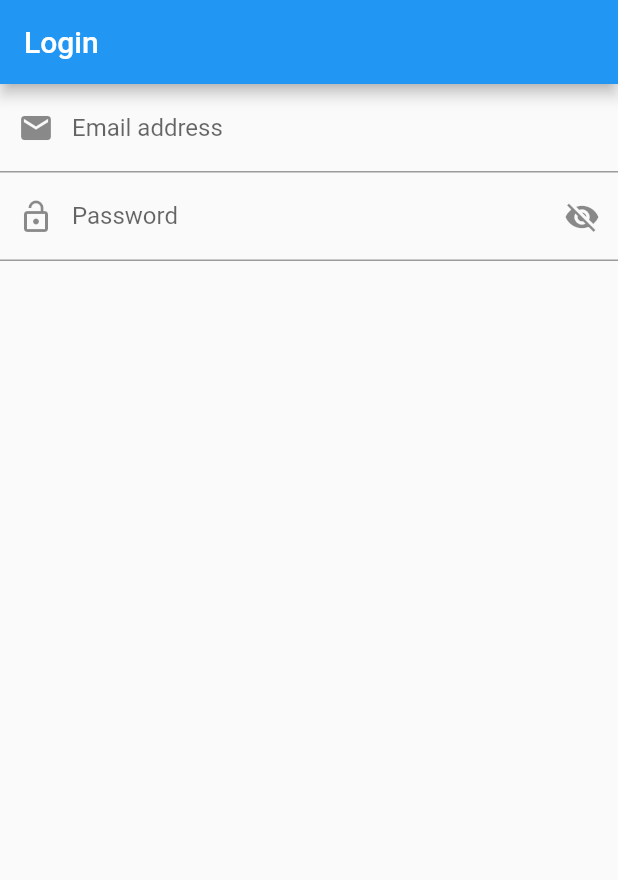
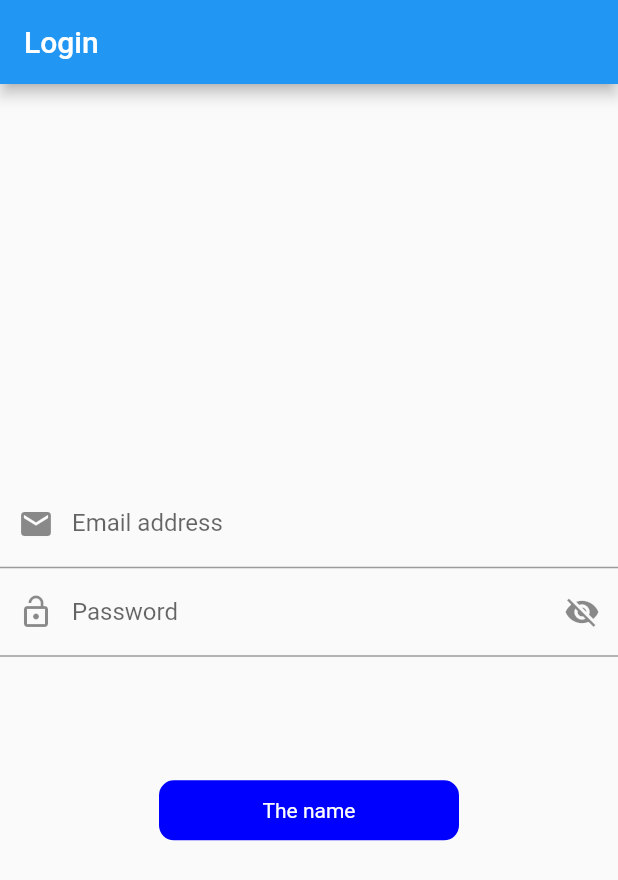
Before and after one commit to themaxsop/contact-manager, a Flutter app: the screen it shows after launch, on a phone screen of 412 x 824 dp. Shown: the top 880 px of the screen. Run offline on Flutter 3.47's test engine with Material 2 defaults, Android fonts, the phone set to English and light mode, and no system bars; our stand-ins replace another_flushbar, fluttertoast.

Commit message:
add button

```diff
--- a/lib/res/colors.dart
+++ b/lib/res/colors.dart
@@ -3,4 +3,7 @@ import 'package:flutter/material.dart';
 class AppColors {
   static const Color primary = Color(0xFF0000FF);
   static const Color secondary = Color(0xFFFFFFFF);
+
+  static const Color black = Color(0xFF000000);
+  static const Color white = Color(0xFFFFFFFF);
 }
--- a/lib/res/components/submit_button.dart
+++ b/lib/res/components/submit_button.dart
@@ -0,0 +1,34 @@
+import 'package:contact_app/res/colors.dart';
+import 'package:flutter/material.dart';
+
+class SubmitButton extends StatelessWidget {
+  final String title;
+  final bool loading;
+  final VoidCallback onPress;
+
+  const SubmitButton(
+      {super.key,
+      required this.title,
+      this.loading = false,
+      required this.onPress});
+
+  @override
+  Widget build(BuildContext context) {
+    return InkWell(
+      onTap: onPress,
+      child: Container(
+        height: 40,
+        width: 200,
+        decoration: BoxDecoration(
+          color: AppColors.primary,
+          borderRadius: BorderRadius.circular(10),
+        ),
+        child: Center(
+          child: loading
+              ? CircleAvatar()
+              : Text('The name', style: TextStyle(color: AppColors.white)),
+        ),
+      ),
+    );
+  }
+}
--- a/lib/view/login_screen.dart
+++ b/lib/view/login_screen.dart
@@ -1,3 +1,4 @@
+import 'package:contact_app/res/components/submit_button.dart';
 import 'package:contact_app/utils/routes/routes_name.dart';
 import 'package:contact_app/utils/utils.dart';
 import 'package:flutter/material.dart';
@@ -19,13 +20,30 @@ class _LoginScreenState extends State<LoginScreen> {
   FocusNode passwordFocusNode = FocusNode();
 
   @override
+  void dispose() {
+    // TODO: implement dispose
+    super.dispose();
+
+    _emailController.dispose();
+    _passwordController.dispose();
+
+    emailFocusNode.dispose();
+    passwordFocusNode.dispose();
+
+    _passwordVisibility.dispose();
+  }
+
+  @override
   Widget build(BuildContext context) {
+    final gap = MediaQuery.of(context).size.height;
+
     return Scaffold(
       appBar: AppBar(
         title: const Text("Login"),
       ),
       body: SafeArea(
         child: Column(
+          mainAxisAlignment: MainAxisAlignment.center,
           children: [
             TextFormField(
               controller: _emailController,
@@ -60,6 +78,24 @@ class _LoginScreenState extends State<LoginScreen> {
                 ),
               ),
             ),
+            SizedBox(
+              height: gap * 0.1,
+            ),
+            SubmitButton(
+              title: 'Login',
+              onPress: () {
+                if (_emailController.text.isEmpty) {
+                  Utils.errorMessage('Please enter email', context);
+                } else if (_passwordController.text.isEmpty) {
+                  Utils.errorMessage('Please enter password', context);
+                } else if (_passwordController.text.length < 6) {
+                  Utils.errorMessage(
+                      'Password must have 6 alphanumaric characters.', context);
+                } else {
+                  print('API hit');
+                }
+              },
+            ),
           ],
         ),
       ),
```
Also changed, not shown: pubspec.lock.
